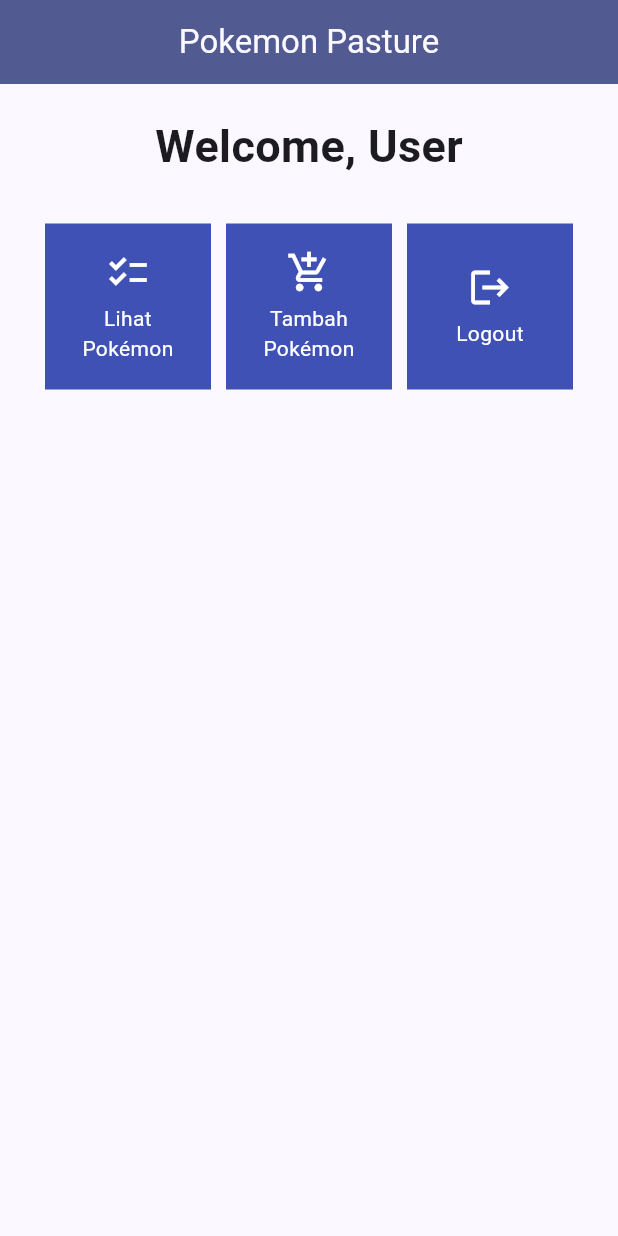
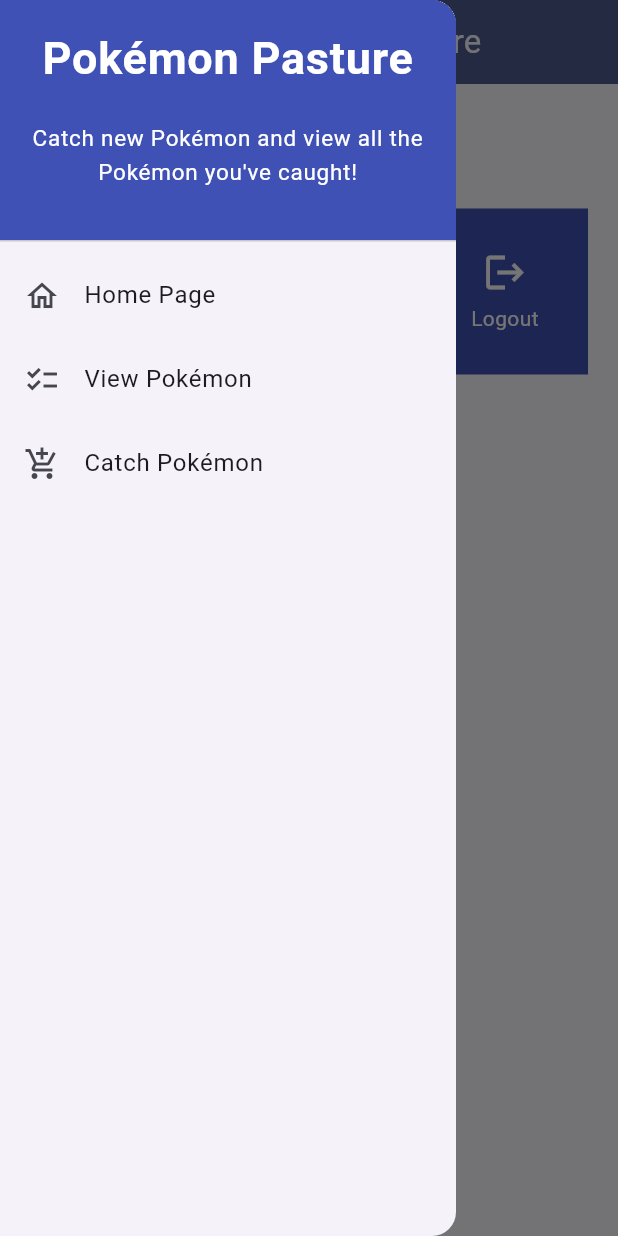
Before and after one commit to BimantoroW/pokemon-pasture-mobile, a Flutter app: the screen it shows after launch, with the side drawer open (before the commit the screen has no drawer), on a phone screen of 412 x 824 dp. Run offline on Flutter 3.47's test engine with Material 2 defaults, Android fonts, the phone set to English and light mode, and no system bars.

Commit message:
selesaikan tugas 8

```diff
--- a/lib/main.dart
+++ b/lib/main.dart
@@ -1,5 +1,5 @@
 import 'package:flutter/material.dart';
-import 'package:pokemon_pasture_mobile/menu.dart';
+import 'package:pokemon_pasture_mobile/screens/menu.dart';
 
 void main() {
   runApp(const MyApp());
--- a/lib/menu.dart
+++ /dev/null
@@ -1,112 +0,0 @@
-import 'package:flutter/material.dart';
-
-class MyHomePage extends StatelessWidget {
-  MyHomePage({super.key});
-
-  final List<CardItem> items = [
-    CardItem("Lihat Pokémon", Icons.checklist),
-    CardItem("Tambah Pokémon", Icons.add_shopping_cart),
-    CardItem("Logout", Icons.logout),
-  ];
-
-  @override
-  Widget build(BuildContext context) {
-    return Scaffold(
-      appBar: AppBar(
-        title: const Center(
-          child: Text("Pokemon Pasture"),
-        ),
-        backgroundColor: Theme.of(context).colorScheme.primary,
-        foregroundColor: Theme.of(context).colorScheme.surface,
-      ),
-      body: SingleChildScrollView(
-        // Widget wrapper yang dapat discroll
-        child: Padding(
-          padding: const EdgeInsets.all(10.0), // Set padding dari halaman
-          child: Column(
-            // Widget untuk menampilkan children secara vertikal
-            children: <Widget>[
-              const Padding(
-                padding: EdgeInsets.only(top: 10.0, bottom: 10.0),
-                // Widget Text untuk menampilkan tulisan dengan alignment center dan style yang sesuai
-                child: Text(
-                  'Welcome, User', // Text yang menandakan toko
-                  style: TextStyle(
-                    fontSize: 30,
-                    fontWeight: FontWeight.bold,
-                  ),
-                ),
-              ),
-              // Grid layout
-              GridView.count(
-                // Container pada card kita.
-                primary: true,
-                padding: const EdgeInsets.all(20),
-                crossAxisSpacing: 10,
-                mainAxisSpacing: 10,
-                crossAxisCount: 3,
-                shrinkWrap: true,
-                children: items.map((CardItem item) {
-                  // Iterasi untuk setiap item
-                  return ButtonCard(item);
-                }).toList(),
-              ),
-            ],
-          ),
-        ),
-      ),
-    );
-  }
-}
-
-class CardItem {
-  final String name;
-  final IconData icon;
-
-  CardItem(this.name, this.icon);
-}
-
-class ButtonCard extends StatelessWidget {
-  final CardItem item;
-
-  const ButtonCard(this.item, {super.key}); // Constructor
-
-  @override
-  Widget build(BuildContext context) {
-    return Material(
-      color: Colors.indigo,
-      child: InkWell(
-        // Area responsive terhadap sentuhan
-        onTap: () {
-          // Memunculkan SnackBar ketika diklik
-          ScaffoldMessenger.of(context)
-            ..hideCurrentSnackBar()
-            ..showSnackBar(SnackBar(
-                content: Text("Kamu telah menekan tombol ${item.name}!")));
-        },
-        child: Container(
-          // Container untuk menyimpan Icon dan Text
-          padding: const EdgeInsets.all(8),
-          child: Center(
-            child: Column(
-              mainAxisAlignment: MainAxisAlignment.center,
-              children: [
-                Icon(
-                  item.icon,
-                  color: Colors.white,
-                  size: 30.0,
-                ),
-                const Padding(padding: EdgeInsets.all(3)),
-                Text(
-                  item.name,
-                  textAlign: TextAlign.center,
-                  style: const TextStyle(color: Colors.white),
-                ),
-              ],
-            ),
-          ),
-        ),
-      ),
-    );
-  }
-}
--- /dev/null
+++ b/lib/models/pokemon.dart
@@ -0,0 +1,10 @@
+class Pokemon {
+  String name;
+  int amount;
+  String description;
+  static List<Pokemon> pokemons = [];
+
+  Pokemon(this.name, this.amount, this.description) {
+    Pokemon.pokemons.add(this);
+  }
+}
--- /dev/null
+++ b/lib/screens/menu.dart
@@ -0,0 +1,65 @@
+import 'package:flutter/material.dart';
+import 'package:pokemon_pasture_mobile/widgets/left_drawer.dart';
+import 'package:pokemon_pasture_mobile/widgets/button_card.dart';
+
+class MyHomePage extends StatelessWidget {
+  MyHomePage({super.key});
+
+  final List<CardItem> items = [
+    CardItem("View Pokémon", Icons.checklist),
+    CardItem("Catch Pokémon", Icons.add_shopping_cart),
+    CardItem("Logout", Icons.logout),
+  ];
+
+  @override
+  Widget build(BuildContext context) {
+    return Scaffold(
+      appBar: AppBar(
+        title: const Center(
+          child: Text("Pokemon Pasture"),
+        ),
+        backgroundColor: Theme.of(context).colorScheme.primary,
+        foregroundColor: Theme.of(context).colorScheme.surface,
+      ),
+      body: SingleChildScrollView(
+        // Widget wrapper yang dapat discroll
+        child: Padding(
+          padding: const EdgeInsets.all(20), // Set padding dari halaman
+          child: Column(
+            // Widget untuk menampilkan children secara vertikal
+            children: <Widget>[
+              const Padding(
+                padding: EdgeInsets.only(bottom: 20),
+                // Widget Text untuk menampilkan tulisan dengan alignment center dan style yang sesuai
+                child: Align(
+                  alignment: Alignment.centerLeft,
+                  child: Text(
+                    'Welcome, User', // Text yang menandakan toko
+                    style: TextStyle(
+                      fontSize: 30,
+                      fontWeight: FontWeight.bold,
+                    ),
+                  ),
+                ),
+              ),
+              // Grid layout
+              GridView.count(
+                // Container pada card kita.
+                primary: true,
+                crossAxisSpacing: 20,
+                mainAxisSpacing: 20,
+                crossAxisCount: 3,
+                shrinkWrap: true,
+                children: items.map((CardItem item) {
+                  // Iterasi untuk setiap item
+                  return ButtonCard(item);
+                }).toList(),
+              ),
+            ],
+          ),
+        ),
+      ),
+      drawer: const LeftDrawer(),
+    );
+  }
+}
--- /dev/null
+++ b/lib/widgets/button_card.dart
@@ -0,0 +1,63 @@
+import 'package:flutter/material.dart';
+import 'package:pokemon_pasture_mobile/screens/catch_form.dart';
+import 'package:pokemon_pasture_mobile/screens/view_pokemon.dart';
+
+class CardItem {
+  final String name;
+  final IconData icon;
+
+  CardItem(this.name, this.icon);
+}
+
+class ButtonCard extends StatelessWidget {
+  final CardItem item;
+
+  const ButtonCard(this.item, {super.key}); // Constructor
+
+  @override
+  Widget build(BuildContext context) {
+    return Material(
+      color: Colors.indigo,
+      child: InkWell(
+        // Area responsive terhadap sentuhan
+        onTap: () {
+          // Memunculkan SnackBar ketika diklik
+          ScaffoldMessenger.of(context)
+            ..hideCurrentSnackBar()
+            ..showSnackBar(SnackBar(
+                content: Text("Kamu telah menekan tombol ${item.name}!")));
+
+          if (item.name == "View Pokémon") {
+            Navigator.push(context,
+                MaterialPageRoute(builder: (context) => const ViewPokemon()));
+          } else if (item.name == "Catch Pokémon") {
+            Navigator.push(context,
+                MaterialPageRoute(builder: (context) => const CatchFormPage()));
+          }
+        },
+        child: Container(
+          // Container untuk menyimpan Icon dan Text
+          padding: const EdgeInsets.all(8),
+          child: Center(
+            child: Column(
+              mainAxisAlignment: MainAxisAlignment.center,
+              children: [
+                Icon(
+                  item.icon,
+                  color: Colors.white,
+                  size: 30.0,
+                ),
+                const Padding(padding: EdgeInsets.all(3)),
+                Text(
+                  item.name,
+                  textAlign: TextAlign.center,
+                  style: const TextStyle(color: Colors.white),
+                ),
+              ],
+            ),
+          ),
+        ),
+      ),
+    );
+  }
+}
--- /dev/null
+++ b/lib/widgets/left_drawer.dart
@@ -0,0 +1,82 @@
+import 'package:flutter/material.dart';
+import 'package:pokemon_pasture_mobile/screens/menu.dart';
+import 'package:pokemon_pasture_mobile/screens/catch_form.dart';
+import 'package:pokemon_pasture_mobile/screens/view_pokemon.dart';
+
+class LeftDrawer extends StatelessWidget {
+  const LeftDrawer({super.key});
+
+  @override
+  Widget build(BuildContext context) {
+    return Drawer(
+      child: ListView(
+        children: [
+          const DrawerHeader(
+            decoration: BoxDecoration(
+              color: Colors.indigo,
+            ),
+            child: Column(
+              children: [
+                Text(
+                  'Pokémon Pasture',
+                  textAlign: TextAlign.center,
+                  style: TextStyle(
+                    fontSize: 30,
+                    fontWeight: FontWeight.bold,
+                    color: Colors.white,
+                  ),
+                ),
+                Padding(padding: EdgeInsets.all(10)),
+                Text(
+                  "Catch new Pokémon and view all the Pokémon you've caught!",
+                  textAlign: TextAlign.center,
+                  style: TextStyle(
+                    fontSize: 15.0,
+                    color: Colors.white,
+                    fontWeight: FontWeight.normal,
+                  ),
+                ),
+              ],
+            ),
+          ),
+          ListTile(
+            leading: const Icon(Icons.home_outlined),
+            title: const Text('Home Page'),
+            // Bagian redirection ke MyHomePage
+            onTap: () {
+              Navigator.pushReplacement(
+                  context,
+                  MaterialPageRoute(
+                    builder: (context) => MyHomePage(),
+                  ));
+            },
+          ),
+          ListTile(
+            leading: const Icon(Icons.checklist),
+            title: const Text('View Pokémon'),
+            // Bagian redirection ke ShopFormPage
+            onTap: () {
+              Navigator.pushReplacement(
+                  context,
+                  MaterialPageRoute(
+                    builder: (context) => const ViewPokemon(),
+                  ));
+            },
+          ),
+          ListTile(
+            leading: const Icon(Icons.add_shopping_cart),
+            title: const Text('Catch Pokémon'),
+            // Bagian redirection ke ShopFormPage
+            onTap: () {
+              Navigator.pushReplacement(
+                  context,
+                  MaterialPageRoute(
+                    builder: (context) => const CatchFormPage(),
+                  ));
+            },
+          ),
+        ],
+      ),
+    );
+  }
+}
```
Also changed, not shown: lib/screens/catch_form.dart (added, +165 -0 lines), lib/screens/view_pokemon.dart (added, +44 -0 lines).
